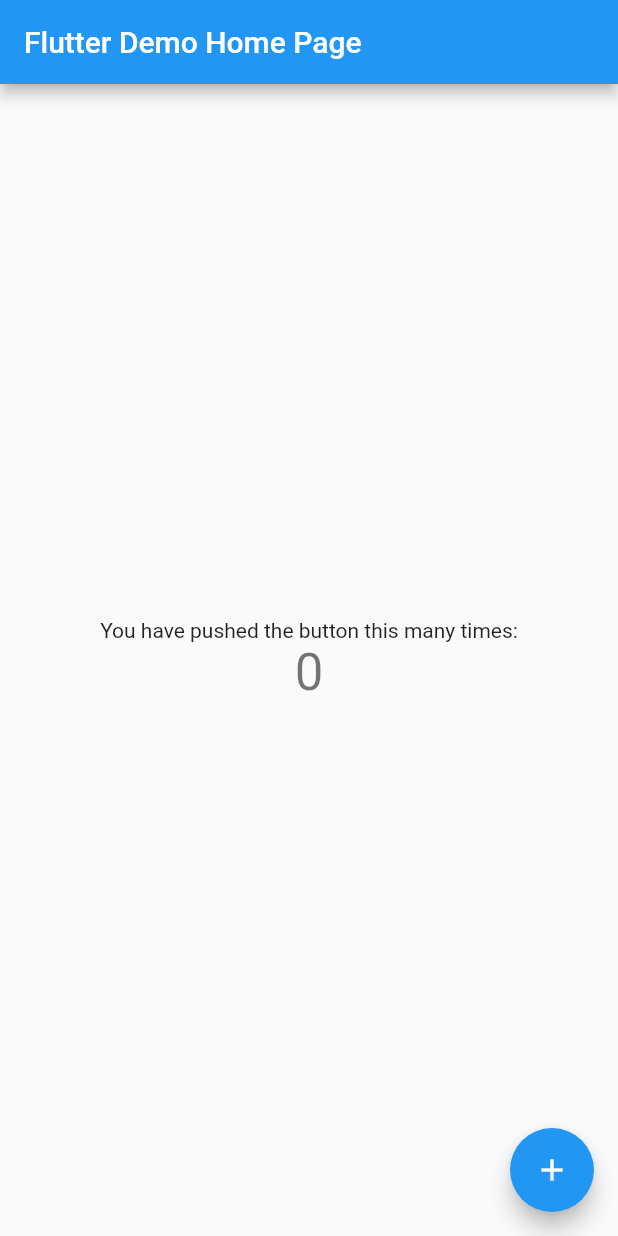
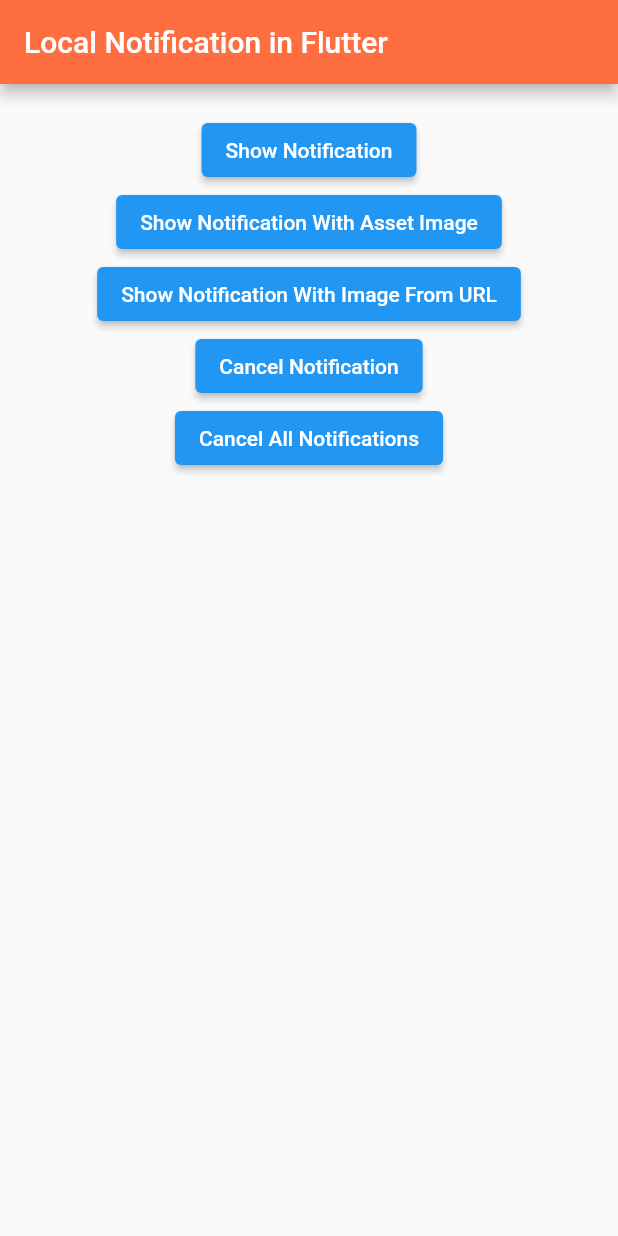
Before and after one commit to kiiza-quark/flutter-localnotifications, a Flutter app: the screen it shows after launch, on a phone screen of 412 x 824 dp. Run offline on Flutter 3.47's test engine with Material 2 defaults, Android fonts, the phone set to English and light mode, and no system bars; our stand-ins replace awesome_notifications.

Commit message:
wrote the major files

```diff
--- a/lib/main.dart
+++ b/lib/main.dart
@@ -1,115 +1,160 @@
+import 'package:awesome_notifications/awesome_notifications.dart';
 import 'package:flutter/material.dart';
 
-void main() {
+void main() async {
+  WidgetsFlutterBinding.ensureInitialized();
+  AwesomeNotifications().initialize('resource://drawable/notification_icon', [
+    // notification icon
+    NotificationChannel(
+      channelGroupKey: 'basic_test',
+      channelKey: 'basic',
+      channelName: 'Basic notifications',
+      channelDescription: 'Notification channel for basic tests',
+      channelShowBadge: true,
+      importance: NotificationImportance.High,
+      enableVibration: true,
+    ),
+
+    NotificationChannel(
+        channelGroupKey: 'image_test',
+        channelKey: 'image',
+        channelName: 'image notifications',
+        channelDescription: 'Notification channel for image tests',
+        defaultColor: Colors.redAccent,
+        ledColor: Colors.white,
+        channelShowBadge: true,
+        importance: NotificationImportance.High)
+
+    //add more notification type with different configuration
+  ]);
+
+  //tap listiner on notification
+  AwesomeNotifications()
+      .actionStream
+      .listen((ReceivedNotification receivedNotification) {
+    print(receivedNotification.payload!['name']);
+    //output from first notification:  FlutterCampus
+  });
+
   runApp(const MyApp());
 }
 
 class MyApp extends StatelessWidget {
   const MyApp({super.key});
 
-  // This widget is the root of your application.
   @override
   Widget build(BuildContext context) {
-    return MaterialApp(
-      title: 'Flutter Demo',
-      theme: ThemeData(
-        // This is the theme of your application.
-        //
-        // Try running your application with "flutter run". You'll see the
-        // application has a blue toolbar. Then, without quitting the app, try
-        // changing the primarySwatch below to Colors.green and then invoke
-        // "hot reload" (press "r" in the console where you ran "flutter run",
-        // or simply save your changes to "hot reload" in a Flutter IDE).
-        // Notice that the counter didn't reset back to zero; the application
-        // is not restarted.
-        primarySwatch: Colors.blue,
+    return const MaterialApp(home: Home());
+  }
+}
+
+class Home extends StatefulWidget {
+  const Home({super.key});
+
+  @override
+  State<Home> createState() => _HomeState();
+}
+
+class _HomeState extends State<Home> {
+  @override
+  Widget build(BuildContext context) {
+    return Scaffold(
+      appBar: AppBar(
+        title: const Text("Local Notification in Flutter"),
+        backgroundColor: Colors.deepOrangeAccent,
       ),
-      home: const MyHomePage(title: 'Flutter Demo Home Page'),
+      body: Container(
+        alignment: Alignment.topCenter,
+        padding: const EdgeInsets.all(20),
+        child: Column(
+          children: [
+            ElevatedButton(
+                onPressed: () async {
+                  bool isallowed =
+                      await AwesomeNotifications().isNotificationAllowed();
+                  if (!isallowed) {
+                    //no permission of local notification
+                    AwesomeNotifications()
+                        .requestPermissionToSendNotifications();
+                  } else {
+                    //show notification
+                    AwesomeNotifications().createNotification(
+                        content: NotificationContent(
+                            //simgple notification
+                            id: 123,
+                            channelKey:
+                                'basic', //set configuration wuth key "basic"
+                            title: 'Welcome to FlutterCampus.com',
+                            body:
+                                'This simple notification is from Flutter App',
+                            payload: {"name": "FlutterCampus"}));
+                  }
+                },
+                child: const Text("Show Notification")),
+            ElevatedButton(
+                onPressed: () async {
+                  bool isallowed =
+                      await AwesomeNotifications().isNotificationAllowed();
+                  if (!isallowed) {
+                    //no permission of local notification
+                    AwesomeNotifications()
+                        .requestPermissionToSendNotifications();
+                  } else {
+                    //show notification
+                    AwesomeNotifications().createNotification(
+                        content: NotificationContent(
+                            //with asset image
+                            id: 1234,
+                            channelKey: 'image',
+                            title: 'Simple Notification With Image',
+                            body:
+                                'This simple notification is from Flutter App',
+                            bigPicture: 'asset://assets/images/elephant.jpg',
+                            notificationLayout: NotificationLayout.BigPicture,
+                            fullScreenIntent: true, //it will display over app
+                            locked: true,
+                            payload: {"id": "1234"}));
+                  }
+                },
+                child: const Text("Show Notification With Asset Image")),
+            ElevatedButton(
+                onPressed: () async {
+                  bool isallowed =
+                      await AwesomeNotifications().isNotificationAllowed();
+                  if (!isallowed) {
+                    //no permission of local notification
+                    AwesomeNotifications()
+                        .requestPermissionToSendNotifications();
+                  } else {
+                    //show notification
+                    AwesomeNotifications().createNotification(
+                        content: NotificationContent(
+                            //with image from URL
+                            id: 12345,
+                            channelKey: 'image',
+                            title: 'Simple Notification with Network Image',
+                            body:
+                                'This simple notification is from Flutter App',
+                            bigPicture:
+                                'https://www.fluttercampus.com/img/logo_small.webp',
+                            notificationLayout: NotificationLayout.BigPicture,
+                            payload: {"id": "12345"}));
+                  }
+                },
+                child: const Text("Show Notification With Image From URL")),
+            ElevatedButton(
+                onPressed: () {
+                  AwesomeNotifications().dismiss(123);
+                },
+                child: const Text("Cancel Notification")),
+            ElevatedButton(
+                onPressed: () {
+                  AwesomeNotifications().dismissAllNotifications();
+                },
+                child: const Text("Cancel All Notifications")),
+          ],
+        ),
+      ),
     );
   }
 }
-
-class MyHomePage extends StatefulWidget {
-  const MyHomePage({super.key, required this.title});
-
-  // This widget is the home page of your application. It is stateful, meaning
-  // that it has a State object (defined below) that contains fields that affect
-  // how it looks.
-
-  // This class is the configuration for the state. It holds the values (in this
-  // case the title) provided by the parent (in this case the App widget) and
-  // used by the build method of the State. Fields in a Widget subclass are
-  // always marked "final".
-
-  final String title;
-
-  @override
-  State<MyHomePage> createState() => _MyHomePageState();
-}
-
-class _MyHomePageState extends State<MyHomePage> {
-  int _counter = 0;
-
-  void _incrementCounter() {
-    setState(() {
-      // This call to setState tells the Flutter framework that something has
-      // changed in this State, which causes it to rerun the build method below
-      // so that the display can reflect the updated values. If we changed
-      // _counter without calling setState(), then the build method would not be
-      // called again, and so nothing would appear to happen.
-      _counter++;
-    });
-  }
-
-  @override
-  Widget build(BuildContext context) {
-    // This method is rerun every time setState is called, for instance as done
-    // by the _incrementCounter method above.
-    //
-    // The Flutter framework has been optimized to make rerunning build methods
-    // fast, so that you can just rebuild anything that needs updating rather
-    // than having to individually change instances of widgets.
-    return Scaffold(
-      appBar: AppBar(
-        // Here we take the value from the MyHomePage object that was created by
-        // the App.build method, and use it to set our appbar title.
-        title: Text(widget.title),
-      ),
-      body: Center(
-        // Center is a layout widget. It takes a single child and positions it
-        // in the middle of the parent.
-        child: Column(
-          // Column is also a layout widget. It takes a list of children and
-          // arranges them vertically. By default, it sizes itself to fit its
-          // children horizontally, and tries to be as tall as its parent.
-          //
-          // Invoke "debug painting" (press "p" in the console, choose the
-          // "Toggle Debug Paint" action from the Flutter Inspector in Android
-          // Studio, or the "Toggle Debug Paint" command in Visual Studio Code)
-          // to see the wireframe for each widget.
-          //
-          // Column has various properties to control how it sizes itself and
-          // how it positions its children. Here we use mainAxisAlignment to
-          // center the children vertically; the main axis here is the vertical
-          // axis because Columns are vertical (the cross axis would be
-          // horizontal).
-          mainAxisAlignment: MainAxisAlignment.center,
-          children: <Widget>[
-            const Text(
-              'You have pushed the button this many times:',
-            ),
-            Text(
-              '$_counter',
-              style: Theme.of(context).textTheme.headline4,
-            ),
-          ],
-        ),
-      ),
-      floatingActionButton: FloatingActionButton(
-        onPressed: _incrementCounter,
-        tooltip: 'Increment',
-        child: const Icon(Icons.add),
-      ), // This trailing comma makes auto-formatting nicer for build methods.
-    );
-  }
-}
--- a/pubspec.yaml
+++ b/pubspec.yaml
@@ -36,6 +36,7 @@
   # The following adds the Cupertino Icons font to your application.
   # Use with the CupertinoIcons class for iOS style icons.
   cupertino_icons: ^1.0.2
+  awesome_notifications: ^0.6.19
 
 dev_dependencies:
   flutter_test:
```
Also changed, not shown: pubspec.lock, 1 other file.
